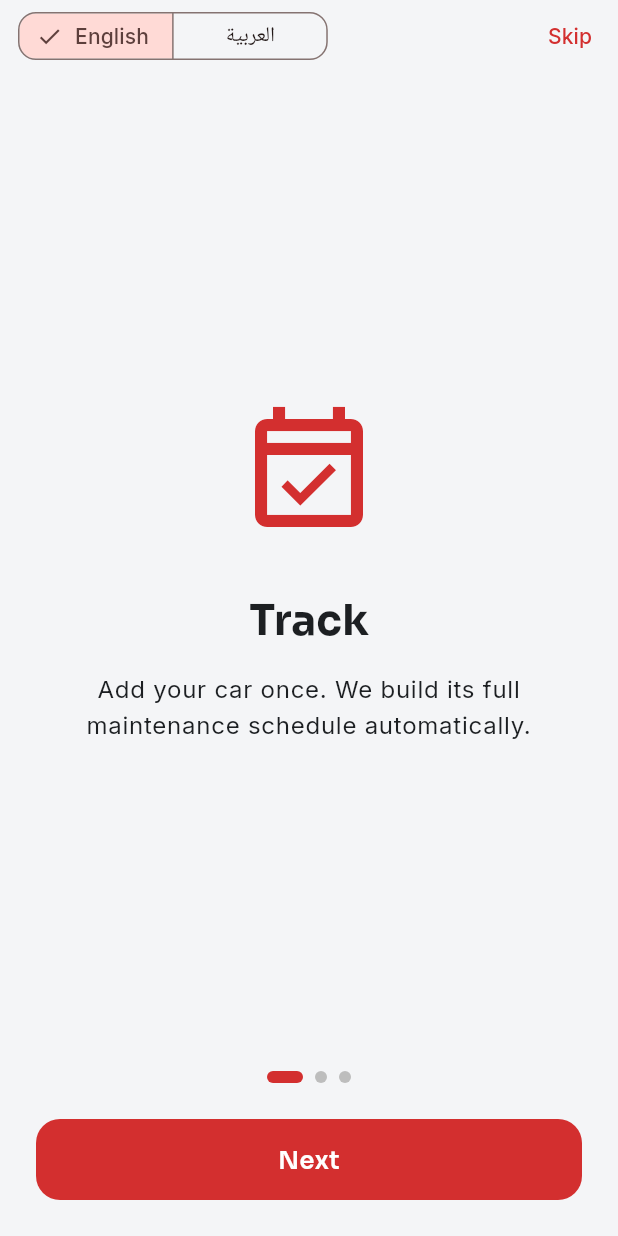
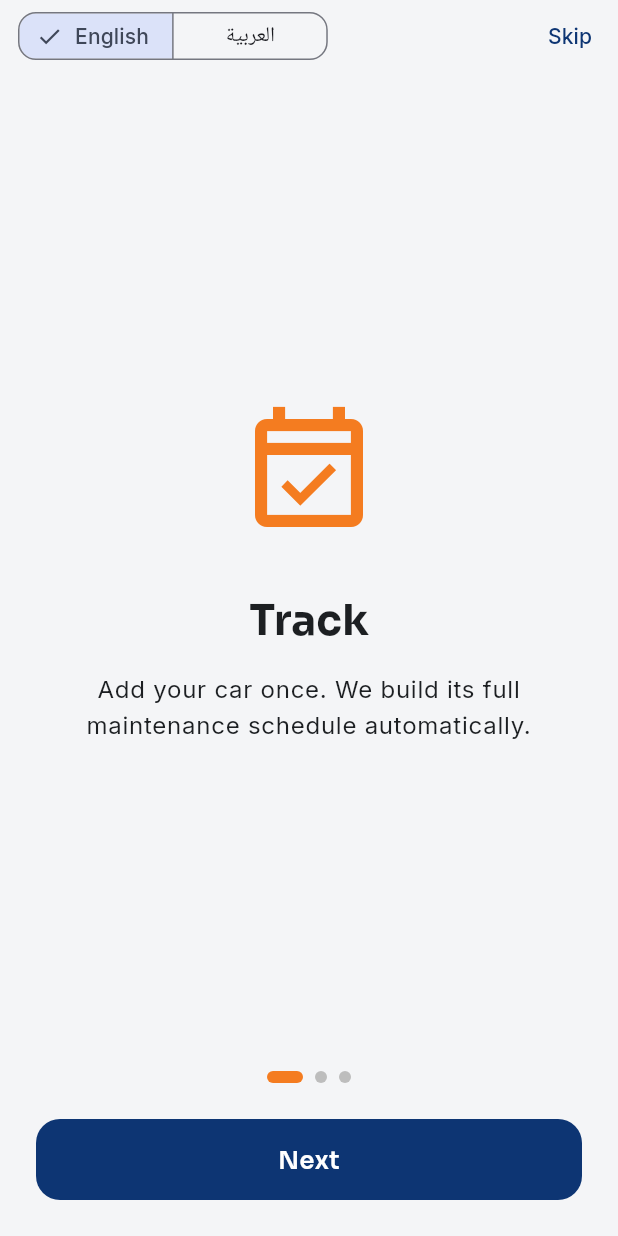
Before and after one commit to BKenaan/siyyarte, a Flutter app: the screen it shows after launch, on a phone screen of 412 x 824 dp. Run offline on Flutter 3.47's test engine with Material 3 defaults, Android fonts, the phone set to English and light mode, and no system bars; our stand-ins replace cloud_firestore, cloud_functions, firebase_auth, firebase_core, firebase_messaging, firebase_storage and 11 more; missing offline and left inert: purchases_flutter; accounts and stored records are empty.

Commit message:
Retheme app to navy/orange brand palette; bump to 1.0.0+2
primaryNavy drives theme/chrome, accentOrange replaces tail-light red
accents, brand gradient matches the emblem tile. Health colors unchanged.

Co-Authored-By: Claude Fable 5 <noreply@anthropic.com>

```diff
--- a/lib/core/theme/app_colors.dart
+++ b/lib/core/theme/app_colors.dart
@@ -1,11 +1,14 @@
 import 'package:flutter/material.dart';
 
-/// Garagi brand palette — premium automotive: charcoal instrument-cluster
-/// neutrals with a single confident "tail-light red" accent.
+/// Siyyarte brand palette — deep navy from the emblem tile with a single
+/// confident orange accent (the reminder bubble in the logo).
 abstract class AppColors {
-  // Brand accent
-  static const Color tailLightRed = Color(0xFFD32F2F);
-  static const Color tailLightRedDark = Color(0xFFB71C1C);
+  // Brand
+  static const Color brandNavy = Color(0xFF011E4B); // emblem tile
+  static const Color primaryNavy = Color(0xFF0D3573); // buttons / chrome
+  static const Color navyLight = Color(0xFF1A4E9E);
+  static const Color accentOrange = Color(0xFFF47C20);
+  static const Color accentOrangeDark = Color(0xFFD96510);
 
   // Neutrals (charcoal / brushed metal)
   static const Color charcoal = Color(0xFF1C1F22);
@@ -25,16 +28,10 @@ abstract class AppColors {
   static const Color textPrimaryDark = Color(0xFFF4F5F7);
   static const Color textSecondaryDark = Color(0xFFB0B5BB);
 
-  // Brand gradients (match the logo emblem).
-  static const Gradient charcoalGradient = LinearGradient(
+  // Brand gradient (matches the logo emblem tile).
+  static const Gradient brandGradient = LinearGradient(
     begin: Alignment.topCenter,
     end: Alignment.bottomCenter,
-    colors: [Color(0xFF262A2E), Color(0xFF0B0C0E)],
-  );
-
-  static const Gradient redGradient = LinearGradient(
-    begin: Alignment.topLeft,
-    end: Alignment.bottomRight,
-    colors: [Color(0xFFFF4B3E), Color(0xFFC01209)],
+    colors: [Color(0xFF0D3573), Color(0xFF011E4B)],
   );
 }
--- a/lib/core/theme/app_theme.dart
+++ b/lib/core/theme/app_theme.dart
@@ -13,9 +13,9 @@ abstract class AppTheme {
   static ThemeData _base(Brightness brightness) {
     final isDark = brightness == Brightness.dark;
     final scheme = ColorScheme.fromSeed(
-      seedColor: AppColors.tailLightRed,
+      seedColor: AppColors.primaryNavy,
       brightness: brightness,
-      primary: AppColors.tailLightRed,
+      primary: AppColors.primaryNavy,
       surface: isDark ? AppColors.charcoalSurface : AppColors.cloud,
     );
 
@@ -125,7 +125,7 @@ abstract class AppTheme {
         focusedBorder: OutlineInputBorder(
           borderRadius: BorderRadius.circular(16),
           borderSide:
-              const BorderSide(color: AppColors.tailLightRed, width: 1.6),
+              const BorderSide(color: AppColors.primaryNavy, width: 1.6),
         ),
         contentPadding:
             const EdgeInsets.symmetric(horizontal: 16, vertical: 16),
@@ -134,7 +134,7 @@ abstract class AppTheme {
         backgroundColor: isDark ? AppColors.charcoalSurface : AppColors.cloud,
         elevation: 0,
         height: 68,
-        indicatorColor: AppColors.tailLightRed.withValues(alpha: 0.14),
+        indicatorColor: AppColors.primaryNavy.withValues(alpha: 0.14),
         labelTextStyle: WidgetStatePropertyAll(
           GoogleFonts.inter(fontSize: 12, fontWeight: FontWeight.w600),
         ),
--- a/lib/core/widgets/siyyarte_logo.dart
+++ b/lib/core/widgets/siyyarte_logo.dart
@@ -42,7 +42,7 @@ class SiyyarteWordmark extends StatelessWidget {
         children: const [
           TextSpan(text: 'SIYYART'),
           TextSpan(
-              text: 'E', style: TextStyle(color: AppColors.tailLightRed)),
+              text: 'E', style: TextStyle(color: AppColors.accentOrange)),
         ],
       ),
     );
@@ -90,7 +90,7 @@ class SiyyarteLogo extends StatelessWidget {
                   TextSpan(text: 'SIYYART'),
                   TextSpan(
                     text: 'E',
-                    style: TextStyle(color: AppColors.tailLightRed),
+                    style: TextStyle(color: AppColors.accentOrange),
                   ),
                 ],
               ),
--- a/lib/features/costs/cost_center_screen.dart
+++ b/lib/features/costs/cost_center_screen.dart
@@ -60,7 +60,7 @@ class CostCenterScreen extends ConsumerWidget {
         if (grand.hasAny)
           Container(
             decoration: BoxDecoration(
-              gradient: AppColors.charcoalGradient,
+              gradient: AppColors.brandGradient,
               borderRadius: BorderRadius.circular(22),
             ),
             padding: const EdgeInsets.all(20),
--- a/lib/features/onboarding/onboarding_screen.dart
+++ b/lib/features/onboarding/onboarding_screen.dart
@@ -85,7 +85,7 @@ class _OnboardingScreenState extends ConsumerState<OnboardingScreen> {
                     child: Column(
                       mainAxisAlignment: MainAxisAlignment.center,
                       children: [
-                        Icon(s.icon, size: 96, color: AppColors.tailLightRed),
+                        Icon(s.icon, size: 96, color: AppColors.accentOrange),
                         const SizedBox(height: 32),
                         Text(s.title,
                             textAlign: TextAlign.center,
@@ -114,7 +114,7 @@ class _OnboardingScreenState extends ConsumerState<OnboardingScreen> {
                     height: 8,
                     decoration: BoxDecoration(
                       color: i == _page
-                          ? AppColors.tailLightRed
+                          ? AppColors.accentOrange
                           : Colors.grey.shade400,
                       borderRadius: BorderRadius.circular(4),
                     ),
--- a/lib/features/settings/screens/settings_screen.dart
+++ b/lib/features/settings/screens/settings_screen.dart
@@ -55,7 +55,7 @@ class SettingsScreen extends ConsumerWidget {
               leading: Icon(Icons.workspace_premium_outlined,
                   color: isPremium
                       ? AppColors.healthGood
-                      : AppColors.tailLightRed),
+                      : AppColors.accentOrange),
               title: Text(t.siyyartePlus),
               subtitle:
                   Text(isPremium ? t.premiumActive : t.premiumFree),
--- a/pubspec.yaml
+++ b/pubspec.yaml
@@ -1,7 +1,7 @@
 name: garagi
 description: "Garagi — Car maintenance tracker & reminder for the Lebanese market."
 publish_to: 'none'
-version: 1.0.0+1
+version: 1.0.0+2
 
 environment:
   sdk: ^3.8.1
```
Also changed, not shown: lib/features/dashboard/screens/dashboard_screen.dart (+4 -4 lines), lib/features/premium/siyyarte_plus_screen.dart (+4 -4 lines), store_assets/feature_graphic_1024x500.png.
